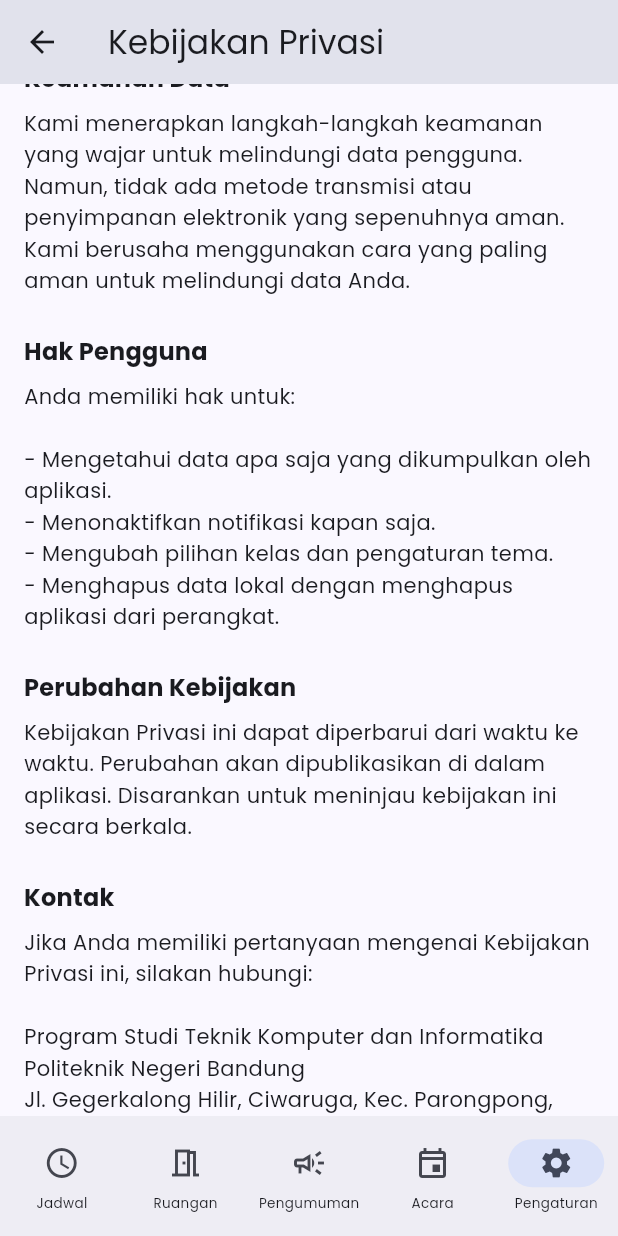
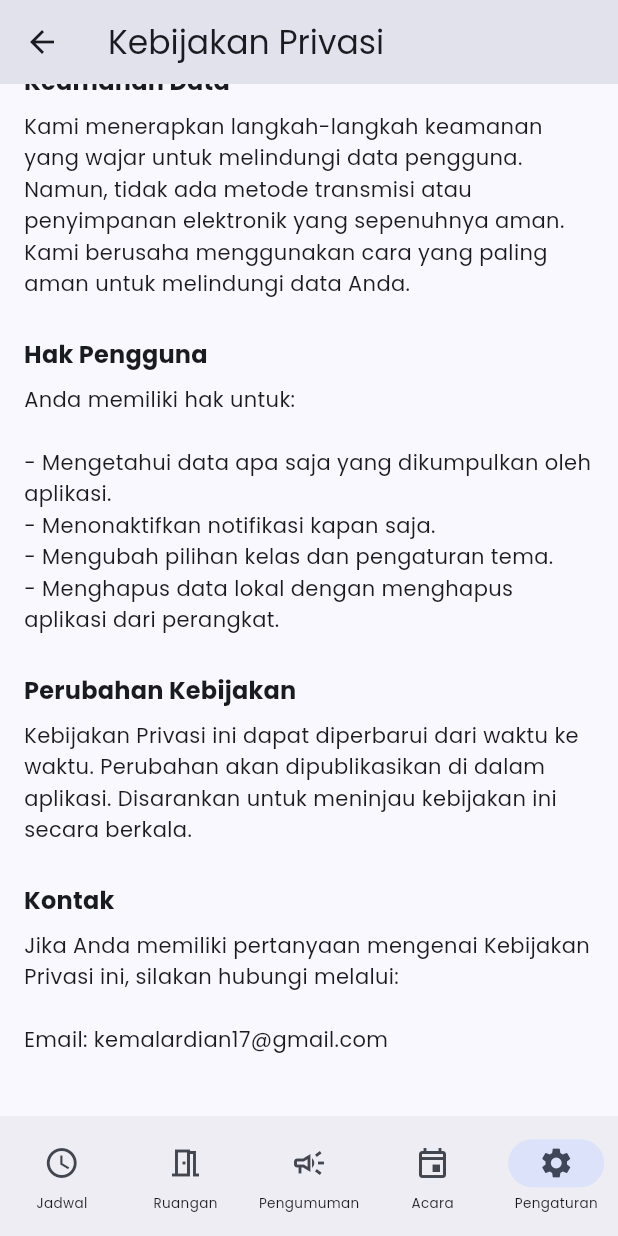
Before and after one commit to symful/jtk25client, a Flutter app: the PrivacyPage screen opened by its route, scrolled down 1152 dp, on a phone screen of 412 x 824 dp. Run offline on Flutter 3.47's test engine with Material 3 defaults, Android fonts, the phone set to English and light mode, and no system bars; our stand-ins replace dio, firebase_core, firebase_messaging, flutter_local_notifications, flutter_markdown, flutter_riverpod and 7 more; missing offline and left inert: dart:js_interop; accounts and stored records are empty; generated files the repository leaves out were written again; network calls fail.

Commit message:
fix: privacy contact to kemalardian17@gmail.com

```diff
--- a/lib/features/privacy/ui/privacy_ui.dart
+++ b/lib/features/privacy/ui/privacy_ui.dart
@@ -99,11 +99,8 @@ class PrivacyPage extends StatelessWidget {
             title: 'Kontak',
             body:
                 'Jika Anda memiliki pertanyaan mengenai Kebijakan Privasi '
-                'ini, silakan hubungi:\n\n'
-                'Program Studi Teknik Komputer dan Informatika\n'
-                'Politeknik Negeri Bandung\n'
-                'Jl. Gegerkalong Hilir, Ciwaruga, Kec. Parongpong, '
-                'Kabupaten Bandung Barat, Jawa Barat 40559',
+                'ini, silakan hubungi melalui:\n\n'
+                'Email: kemalardian17@gmail.com',
           ),
         ],
       ),
```
